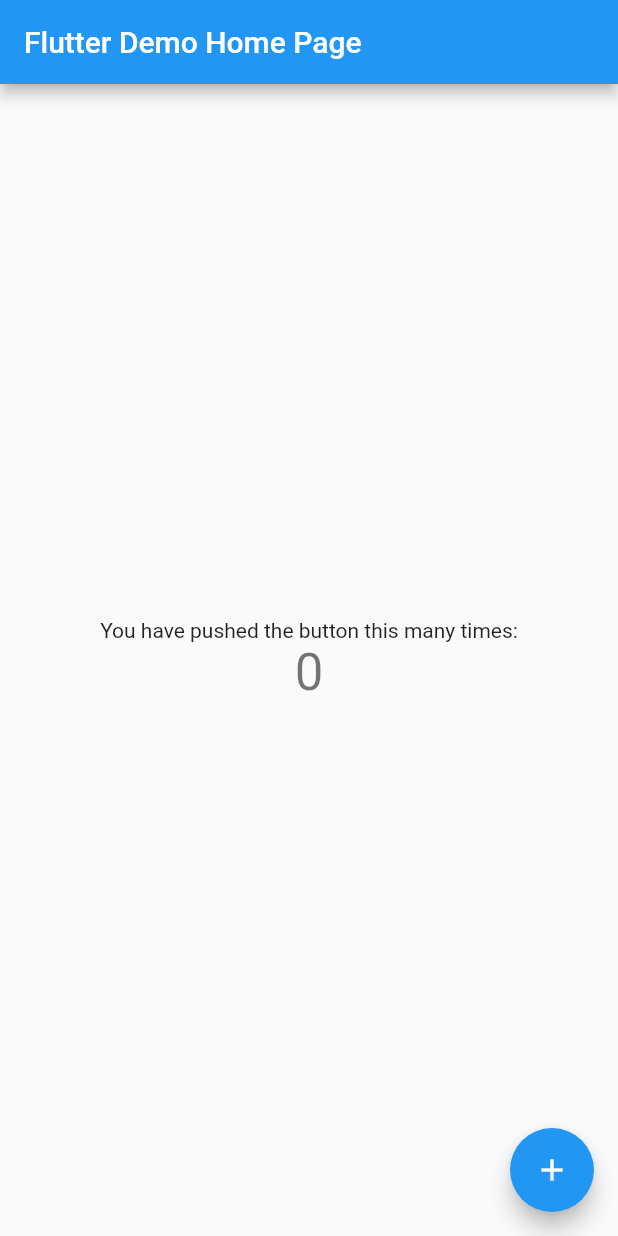
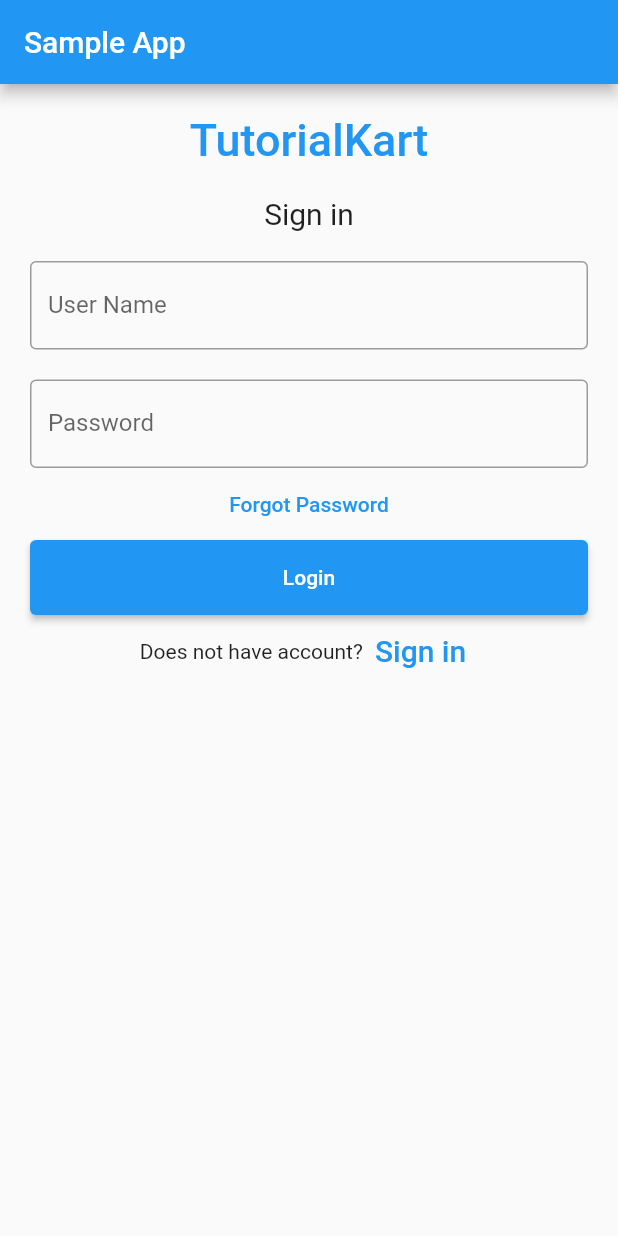
Before and after one commit to MirzaQusyairi/telusur_flutter, a Flutter app: the screen it shows after launch, on a phone screen of 412 x 824 dp. Run offline on Flutter 3.47's test engine with Material 2 defaults, Android fonts, the light colour scheme and no system bars.

Commit message:
ui login register

```diff
--- a/lib/main.dart
+++ b/lib/main.dart
@@ -1,115 +1,112 @@
 import 'package:flutter/material.dart';
 
-void main() {
-  runApp(const MyApp());
-}
+void main() => runApp(const MyApp());
 
 class MyApp extends StatelessWidget {
   const MyApp({Key? key}) : super(key: key);
 
-  // This widget is the root of your application.
+  static const String _title = 'Sample App';
+
   @override
   Widget build(BuildContext context) {
     return MaterialApp(
-      title: 'Flutter Demo',
-      theme: ThemeData(
-        // This is the theme of your application.
-        //
-        // Try running your application with "flutter run". You'll see the
-        // application has a blue toolbar. Then, without quitting the app, try
-        // changing the primarySwatch below to Colors.green and then invoke
-        // "hot reload" (press "r" in the console where you ran "flutter run",
-        // or simply save your changes to "hot reload" in a Flutter IDE).
-        // Notice that the counter didn't reset back to zero; the application
-        // is not restarted.
-        primarySwatch: Colors.blue,
+      title: _title,
+      home: Scaffold(
+        appBar: AppBar(title: const Text(_title)),
+        body: const MyStatefulWidget(),
       ),
-      home: const MyHomePage(title: 'Flutter Demo Home Page'),
     );
   }
 }
 
-class MyHomePage extends StatefulWidget {
-  const MyHomePage({Key? key, required this.title}) : super(key: key);
-
-  // This widget is the home page of your application. It is stateful, meaning
-  // that it has a State object (defined below) that contains fields that affect
-  // how it looks.
-
-  // This class is the configuration for the state. It holds the values (in this
-  // case the title) provided by the parent (in this case the App widget) and
-  // used by the build method of the State. Fields in a Widget subclass are
-  // always marked "final".
-
-  final String title;
+class MyStatefulWidget extends StatefulWidget {
+  const MyStatefulWidget({Key? key}) : super(key: key);
 
   @override
-  State<MyHomePage> createState() => _MyHomePageState();
+  State<MyStatefulWidget> createState() => _MyStatefulWidgetState();
 }
 
-class _MyHomePageState extends State<MyHomePage> {
-  int _counter = 0;
-
-  void _incrementCounter() {
-    setState(() {
-      // This call to setState tells the Flutter framework that something has
-      // changed in this State, which causes it to rerun the build method below
-      // so that the display can reflect the updated values. If we changed
-      // _counter without calling setState(), then the build method would not be
-      // called again, and so nothing would appear to happen.
-      _counter++;
-    });
-  }
+class _MyStatefulWidgetState extends State<MyStatefulWidget> {
+  TextEditingController nameController = TextEditingController();
+  TextEditingController passwordController = TextEditingController();
 
   @override
   Widget build(BuildContext context) {
-    // This method is rerun every time setState is called, for instance as done
-    // by the _incrementCounter method above.
-    //
-    // The Flutter framework has been optimized to make rerunning build methods
-    // fast, so that you can just rebuild anything that needs updating rather
-    // than having to individually change instances of widgets.
-    return Scaffold(
-      appBar: AppBar(
-        // Here we take the value from the MyHomePage object that was created by
-        // the App.build method, and use it to set our appbar title.
-        title: Text(widget.title),
-      ),
-      body: Center(
-        // Center is a layout widget. It takes a single child and positions it
-        // in the middle of the parent.
-        child: Column(
-          // Column is also a layout widget. It takes a list of children and
-          // arranges them vertically. By default, it sizes itself to fit its
-          // children horizontally, and tries to be as tall as its parent.
-          //
-          // Invoke "debug painting" (press "p" in the console, choose the
-          // "Toggle Debug Paint" action from the Flutter Inspector in Android
-          // Studio, or the "Toggle Debug Paint" command in Visual Studio Code)
-          // to see the wireframe for each widget.
-          //
-          // Column has various properties to control how it sizes itself and
-          // how it positions its children. Here we use mainAxisAlignment to
-          // center the children vertically; the main axis here is the vertical
-          // axis because Columns are vertical (the cross axis would be
-          // horizontal).
-          mainAxisAlignment: MainAxisAlignment.center,
+    return Padding(
+        padding: const EdgeInsets.all(10),
+        child: ListView(
           children: <Widget>[
-            const Text(
-              'You have pushed the button this many times:',
+            Container(
+                alignment: Alignment.center,
+                padding: const EdgeInsets.all(10),
+                child: const Text(
+                  'TutorialKart',
+                  style: TextStyle(
+                      color: Colors.blue,
+                      fontWeight: FontWeight.w500,
+                      fontSize: 30),
+                )),
+            Container(
+                alignment: Alignment.center,
+                padding: const EdgeInsets.all(10),
+                child: const Text(
+                  'Sign in',
+                  style: TextStyle(fontSize: 20),
+                )),
+            Container(
+              padding: const EdgeInsets.all(10),
+              child: TextField(
+                controller: nameController,
+                decoration: const InputDecoration(
+                  border: OutlineInputBorder(),
+                  labelText: 'User Name',
+                ),
+              ),
             ),
-            Text(
-              '$_counter',
-              style: Theme.of(context).textTheme.headline4,
+            Container(
+              padding: const EdgeInsets.fromLTRB(10, 10, 10, 0),
+              child: TextField(
+                obscureText: true,
+                controller: passwordController,
+                decoration: const InputDecoration(
+                  border: OutlineInputBorder(),
+                  labelText: 'Password',
+                ),
+              ),
+            ),
+            TextButton(
+              onPressed: () {
+                //forgot password screen
+              },
+              child: const Text('Forgot Password',),
+            ),
+            Container(
+                height: 50,
+                padding: const EdgeInsets.fromLTRB(10, 0, 10, 0),
+                child: ElevatedButton(
+                  child: const Text('Login'),
+                  onPressed: () {
+                    print(nameController.text);
+                    print(passwordController.text);
+                  },
+                )
+            ),
+            Row(
+              children: <Widget>[
+                const Text('Does not have account?'),
+                TextButton(
+                  child: const Text(
+                    'Sign in',
+                    style: TextStyle(fontSize: 20),
+                  ),
+                  onPressed: () {
+                    //signup screen
+                  },
+                )
+              ],
+              mainAxisAlignment: MainAxisAlignment.center,
             ),
           ],
-        ),
-      ),
-      floatingActionButton: FloatingActionButton(
-        onPressed: _incrementCounter,
-        tooltip: 'Increment',
-        child: const Icon(Icons.add),
-      ), // This trailing comma makes auto-formatting nicer for build methods.
-    );
+        ));
   }
 }
```
